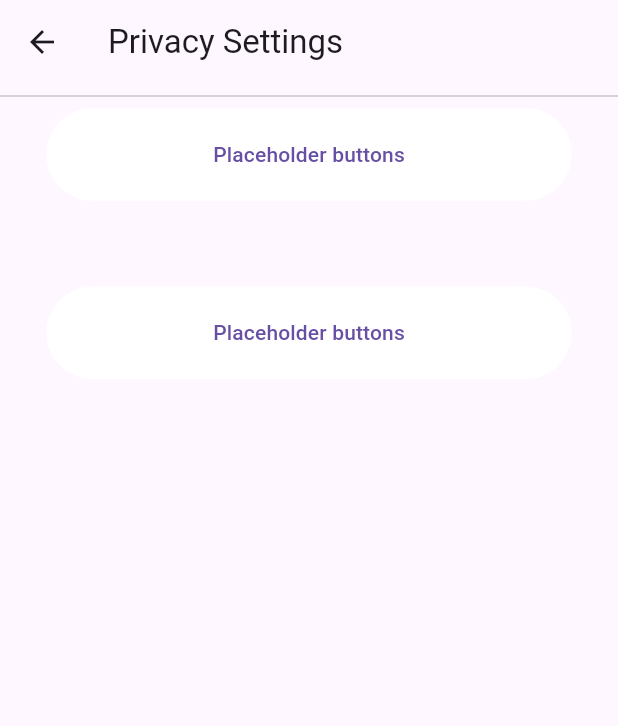
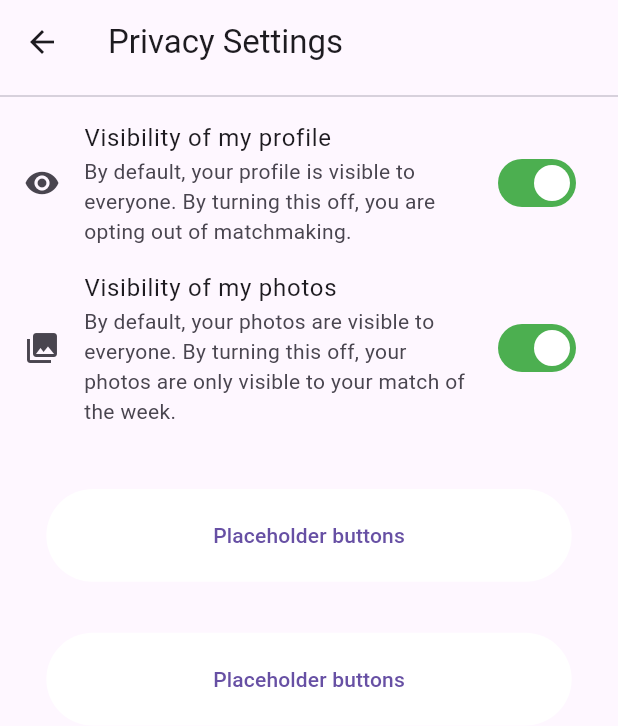
Before and after one commit to BoilerBond/FlutterApp, a Flutter app: the PrivacySettings screen opened directly, on a phone screen of 412 x 824 dp. Shown: the top 726 px of the screen. Run offline on Flutter 3.47's test engine with Material 3 defaults, Android fonts, the phone set to English and light mode, and no system bars.

Commit message:
toggle buttons in privacy page and slight fixes to icons

```diff
--- a/lib/main.dart
+++ b/lib/main.dart
@@ -1,4 +1,3 @@
-import 'package:datingapp/presentation/screens/dashboard/settings/login_settings/login_settings.dart';
 import 'package:flutter/material.dart';
 import './presentation/screens/dashboard/settings/settingsScreen.dart';
 
--- a/lib/presentation/screens/dashboard/settings/privacy_settings/privacy_settings.dart
+++ b/lib/presentation/screens/dashboard/settings/privacy_settings/privacy_settings.dart
@@ -9,6 +9,9 @@ class _PrivacySettingsPage extends State<PrivacySettings> {
         child: Column(
           children: [
             Divider(),
+            VisibilityToggle(),
+            PhotoToggle(),
+            Spacer(),
             TextButton.icon(
               style: TextButton.styleFrom(
                 backgroundColor: Theme.of(context).colorScheme.onPrimary,
@@ -40,3 +43,59 @@ class PrivacySettings extends StatefulWidget {
   @override
   State<PrivacySettings> createState() => _PrivacySettingsPage();
 }
+
+class VisibilityToggle extends StatefulWidget {
+  const VisibilityToggle({super.key});
+
+  @override
+  State<VisibilityToggle> createState() => _VisibilityToggleState();
+}
+
+class _VisibilityToggleState extends State<VisibilityToggle> {
+  bool _lights = true;
+
+  @override
+  Widget build(BuildContext context) {
+    return SwitchListTile(
+      title: const Text('Visibility of my profile'),
+      subtitle: const Text('By default, your profile is visible to everyone. By turning this off, you are opting out of matchmaking.'),
+      value: _lights,
+      activeTrackColor: Colors.green,
+      inactiveTrackColor: Colors.red,
+      onChanged: (bool value) {
+        setState(() {
+          _lights = value;
+        });
+      },
+      secondary: const Icon(Icons.visibility),
+    );
+  }
+}
+
+class PhotoToggle extends StatefulWidget {
+  const PhotoToggle({super.key});
+
+  @override
+  State<PhotoToggle> createState() => _PhotoToggleState();
+}
+
+class _PhotoToggleState extends State<PhotoToggle> {
+  bool _lights = true;
+
+  @override
+  Widget build(BuildContext context) {
+    return SwitchListTile(
+      title: const Text('Visibility of my photos'),
+      subtitle: const Text('By default, your photos are visible to everyone. By turning this off, your photos are only visible to your match of the week.'),
+      value: _lights,
+      activeTrackColor: Colors.green,
+      inactiveTrackColor: Colors.red,
+      onChanged: (bool value) {
+        setState(() {
+          _lights = value;
+        });
+      },
+      secondary: const Icon(Icons.photo_library),
+    );
+  }
+}
--- a/lib/presentation/screens/dashboard/settings/settingsScreen.dart
+++ b/lib/presentation/screens/dashboard/settings/settingsScreen.dart
@@ -143,7 +143,7 @@ class _SettingsPageState extends State<_SettingsPage> {
               onPressed: () {
                 MyRouterDelegate.of(context).showPrivacyPage = true;
               },
-              icon: Icon(Icons.visibility_off),
+              icon: Icon(Icons.no_photography),
               label: const Text('Privacy Settings'),
             ),
             Spacer(),
```
